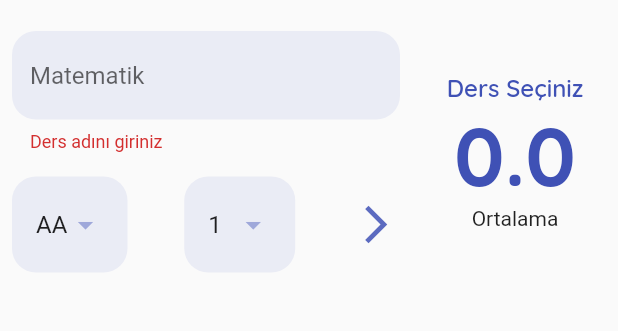
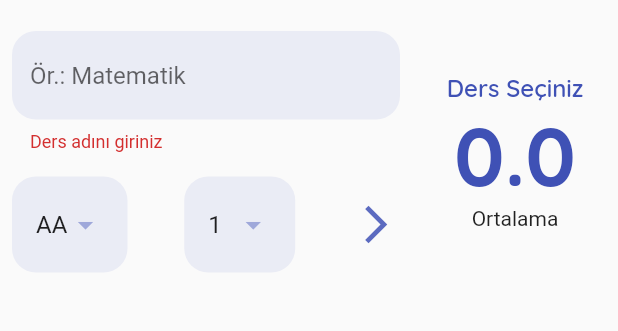
Before and after one commit to huseyindogan00/Dinamik-Ortalama-Hesaplama, a Flutter app: the screen it shows after launch, after a tap on the "arrow forward ios" icon, on a phone screen of 412 x 824 dp, the part 65-396 px from its top. Run offline on Flutter 3.47's test engine with Material 2 defaults, Android fonts, the phone set to English and light mode, and no system bars; our stand-ins replace google_fonts.

```diff
--- a/lib/widget/text_form_field_widget.dart
+++ b/lib/widget/text_form_field_widget.dart
@@ -13,17 +13,17 @@ class TextFormFieldWidget extends StatelessWidget {
       controller: _textController,
       decoration: InputDecoration(
           border: OutlineInputBorder(borderRadius: Constants.borderRadius, borderSide: BorderSide.none),
-          hintText: 'Matematik',
+          hintText: 'Ör.: Matematik',
           filled: true,
           fillColor: Constants.mainColor.shade100.withOpacity(0.3)),
       onSaved: (newValue) {
         onTextField(newValue);
+        _textController.text = 'ds';
       },
       validator: (value) {
         if (value!.isEmpty) {
           return 'Ders adını giriniz';
         }
-        _textController.text = '';
         return null;
       },
     );
```
